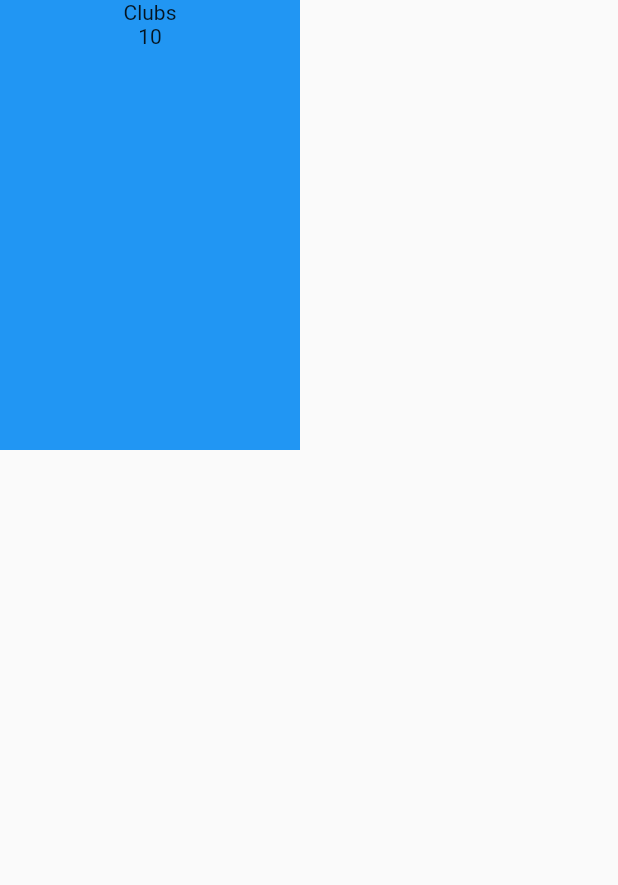
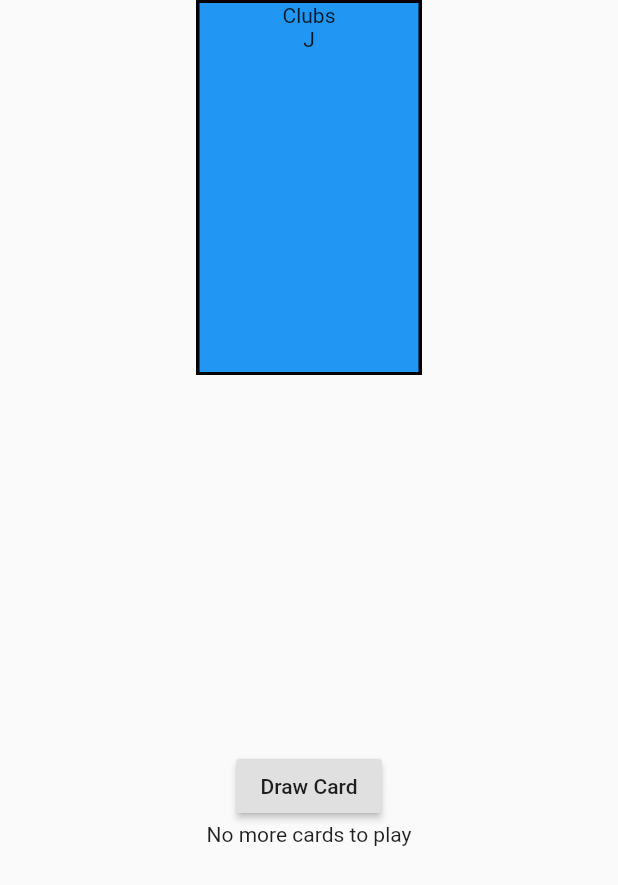
Before and after one commit to SvetsAtanasov/FlutterProj, a Flutter app: the screen it shows after launch, on a phone screen of 412 x 824 dp. Shown: the top 885 px of the screen. Run offline on Flutter 3.47's test engine with Material 2 defaults, Android fonts, the phone set to English and light mode, and no system bars.

Commit message:
Added basic logic
- Requires fix - Deck UI not updating when card is drawn!

```diff
--- a/card_app/lib/card.dart
+++ b/card_app/lib/card.dart
@@ -1,34 +1,47 @@
 import 'package:flutter/material.dart';
 
-// ignore: must_be_immutable
 class CardObj extends StatelessWidget {
   static List<String> suits = ["Hearts", "Diamonds", "Spades", "Clubs"];
-  static List<int> values = [2, 3, 4, 5, 6, 7, 8, 9, 10];
+  static List<int> values = [2, 3, 4, 5, 6, 7, 8, 9, 10, 11, 12, 13, 14];
 
   String suit;
   int value;
 
-  CardObj(this.suit, this.value) {
-    this.suit = suit;
-    this.value = value;
-  }
+  CardObj(this.suit, this.value);
 
   @override
   Widget build(BuildContext context) {
-    return MaterialApp(
-      home: Scaffold(
-        body: Container(
-          width: 200,
-          height: 300,
+    return Container(
+      decoration: BoxDecoration(
           color: Colors.blue,
-          child: Column(
-            children: <Widget>[
-              Text(suit),
-              Text(value.toString()),
-            ],
-          ),
-        ),
+          border: Border.all(
+              width: 2, color: Colors.black, style: BorderStyle.solid)),
+      width: 150,
+      height: 250,
+      child: Column(
+        children: <Widget>[
+          Text(suit),
+          value >= 2 && value <= 10
+              ? Text(value.toString())
+              : Text(setCardName(value)),
+        ],
       ),
     );
   }
 }
+
+String setCardName(int value) {
+  String name;
+
+  if (value == 11) {
+    name = "J";
+  } else if (value == 12) {
+    name = "Q";
+  } else if (value == 13) {
+    name = "K";
+  } else {
+    name = "A";
+  }
+
+  return name;
+}
--- a/card_app/lib/deck.dart
+++ b/card_app/lib/deck.dart
@@ -1,25 +1,36 @@
 import 'package:flutter/material.dart';
 
 import './card.dart';
-
-List<CardObj> cards = [];
+import 'dart:math';
 
 class Deck extends StatelessWidget {
-  final List<CardObj> deck;
+  final List<CardObj> cards = [];
 
-  Deck(this.deck);
+  void create() {
+    for (String suit in CardObj.suits) {
+      for (int value = 2; value <= 14; value++) {
+        CardObj card = CardObj(suit, value);
+        cards.add(card);
+      }
+    }
+  }
+
+  void shuffle() {
+    for (int i = cards.length - 1; i > 0; i--) {
+      int oldValue = Random().nextInt(i + 1);
+      var newValue = cards[oldValue];
+      cards[oldValue] = cards[i];
+      cards[i] = newValue;
+    }
+  }
 
   @override
   Widget build(BuildContext context) {
-    return MaterialApp(
-        home: Scaffold(
-      body: Container(
-          width: 200,
-          height: 200,
-          color: Colors.orange,
-          child: Column(
-            children: <Widget>[Text('s')],
-          )),
-    ));
+    create();
+    shuffle();
+
+    return Stack(
+      children: [...cards],
+    );
   }
 }
--- a/card_app/lib/deckHandler.dart
+++ /dev/null
@@ -1,38 +0,0 @@
-import 'package:flutter/material.dart';
-
-import './deck.dart';
-import './card.dart';
-
-class DeckHandler extends StatelessWidget {
-  List<CardObj> _cards = [];
-
-  @override
-  Widget build(BuildContext context) {
-    constructDeck(_cards);
-    Deck deck = Deck(_cards);
-    return MaterialApp(
-      home: Scaffold(
-          body: Center(
-              child: Stack(
-        children: getList(deck.deck),
-      ))),
-    );
-  }
-}
-
-List<CardObj> getList(List<CardObj> cards) {
-  return cards;
-}
-
-List<CardObj> constructDeck(List<CardObj> cards) {
-  for (String suit in CardObj.suits) {
-    for (int value = CardObj.values[0];
-        value <= CardObj.values[CardObj.values.length - 1];
-        value++) {
-      CardObj card = CardObj(suit, value);
-      cards.add(card);
-      print(suit);
-    }
-  }
-  return cards;
-}
--- /dev/null
+++ b/card_app/lib/gameManager.dart
@@ -0,0 +1,60 @@
+import 'package:flutter/material.dart';
+
+import 'playerHand.dart';
+import './deck.dart';
+
+class GameManager extends StatefulWidget {
+  @override
+  State<GameManager> createState() => GameManagerState();
+}
+
+class GameManagerState extends State<GameManager> {
+  Player player = Player();
+  Deck deck = Deck();
+
+  int index = 51;
+  int handIndex = 0;
+
+  @override
+  Widget build(BuildContext context) {
+    void drawCard() {
+      setState(() {
+        print(deck.cards.length);
+        player.playerHand.add(deck.cards[index]);
+        deck.cards.removeAt(index);
+        index--;
+      });
+    }
+
+    void playCard() {
+      setState(() {
+        player.playerHand.removeAt(handIndex);
+      });
+    }
+
+    return Scaffold(
+      body: Container(
+        width: double.infinity,
+        height: double.infinity,
+        child: Column(children: [
+          deck,
+          Container(
+            width: double.infinity,
+            height: 250,
+            child: Row(children: [
+              ...player.playerHand,
+            ]),
+          ),
+          player.playerHand.length < 5
+              ? RaisedButton(child: Text("Draw Card"), onPressed: drawCard)
+              : const Text("Hand is full"),
+          player.playerHand.length != 0
+              ? RaisedButton(child: Text("Play Card"), onPressed: playCard)
+              : const Text("No more cards to play"),
+        ]),
+      ),
+    );
+  }
+}
+
+Deck returnDeck(Deck deck) => deck;
--- a/card_app/lib/main.dart
+++ b/card_app/lib/main.dart
@@ -1,6 +1,6 @@
 import 'package:flutter/material.dart';
 
-import './deckHandler.dart';
+import 'gameManager.dart';
 
 void main() {
   runApp(MyApp());
@@ -9,11 +9,11 @@ void main() {
 class MyApp extends StatelessWidget {
   @override
   Widget build(BuildContext context) {
-    DeckHandler deckHandler = DeckHandler();
     return MaterialApp(
       home: Scaffold(
-        backgroundColor: Colors.blue,
-        body: deckHandler,
+        body: Stack(children: [
+          GameManager(),
+        ]),
       ),
     );
   }
--- /dev/null
+++ b/card_app/lib/playerHand.dart
@@ -0,0 +1,14 @@
+import 'package:flutter/material.dart';
+
+import './card.dart';
+
+class Player extends StatelessWidget {
+  final List<CardObj> playerHand = [];
+
+  @override
+  Widget build(BuildContext context) {
+    return Row(
+      children: [...playerHand],
+    );
+  }
+}
--- a/card_app/pubspec.yaml
+++ b/card_app/pubspec.yaml
@@ -29,6 +29,7 @@ environment:
 dependencies:
   flutter:
     sdk: flutter
+  provider: ^6.0.2
 
 
   # The following adds the Cupertino Icons font to your application.
```
Also changed, not shown: card_app/pubspec.lock, 1 other file.
